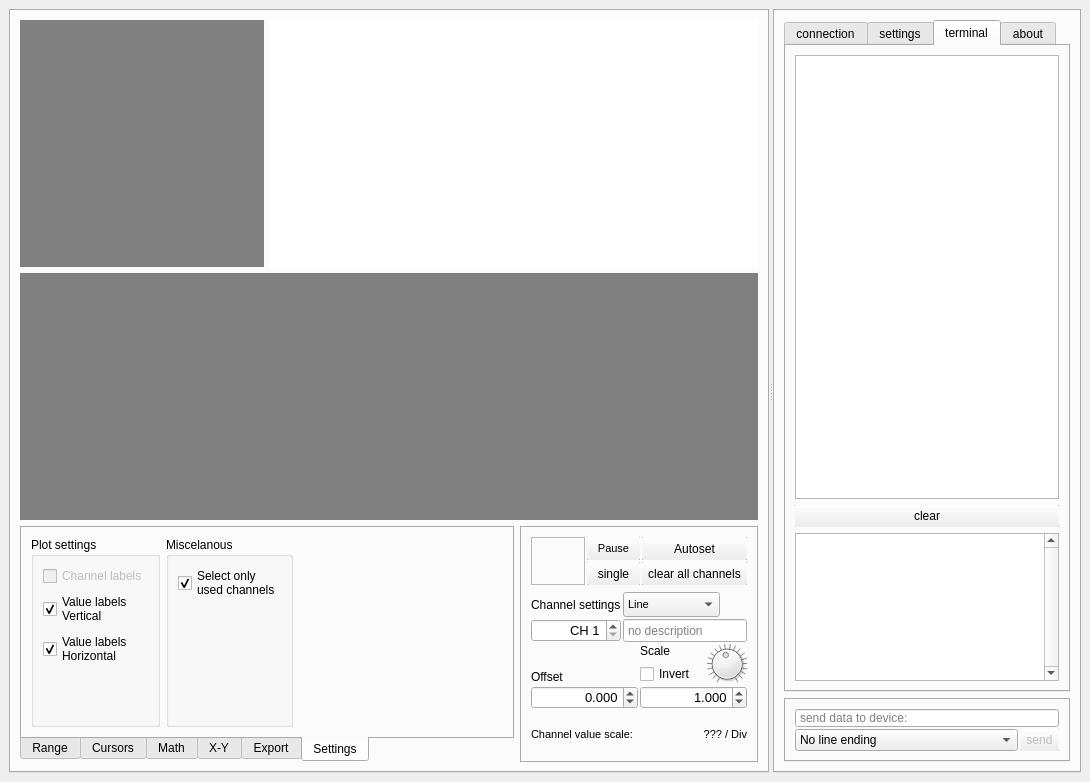
jirimaier/DataPlotter, file mainwindow.ui: the form before one commit.
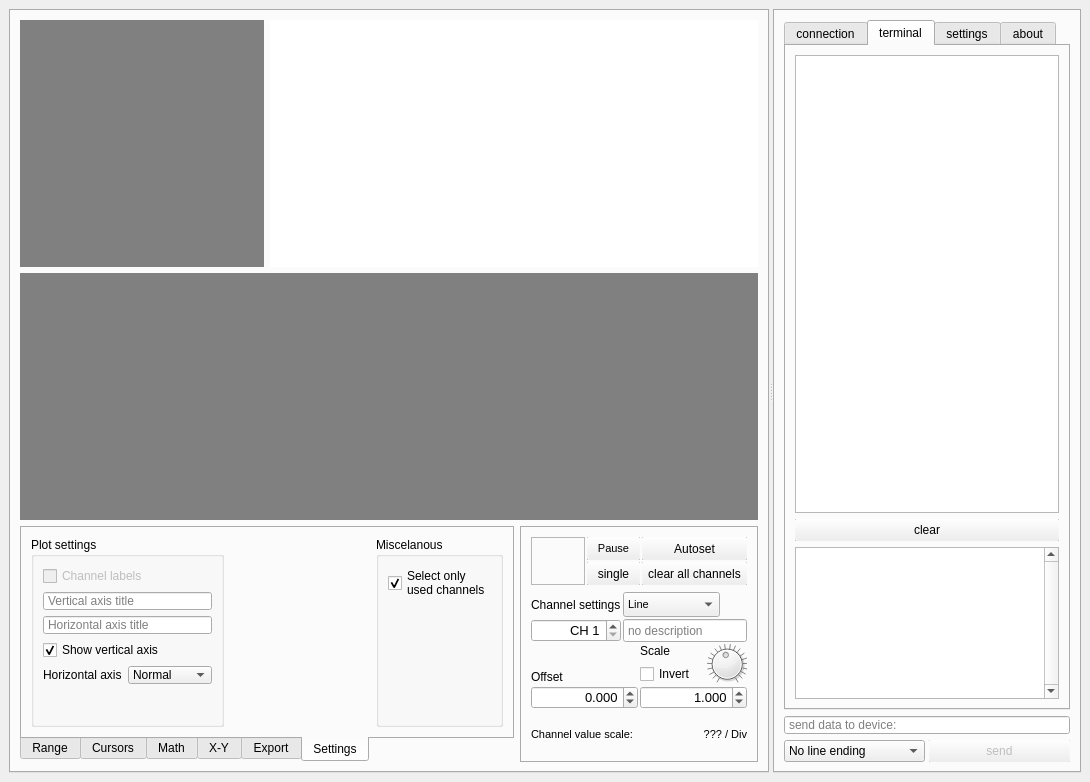
The form after the commit. The open tabs and pages were chosen to show the change. Icons and pictures are not drawn. Custom widgets are drawn as their Qt base class.

Patch:
```diff
--- a/mainwindow.ui
+++ b/mainwindow.ui
@@ -57,19 +57,6 @@
         <layout class="QVBoxLayout" name="verticalLayout_10">
          <item>
           <layout class="QGridLayout" name="gridLayout_7">
-           <item row="0" column="0">
-            <widget class="MyXYPlot" name="plotxy" native="true">
-             <property name="sizePolicy">
-              <sizepolicy hsizetype="Expanding" vsizetype="Expanding">
-               <horstretch>1</horstretch>
-               <verstretch>1</verstretch>
-              </sizepolicy>
-             </property>
-             <property name="styleSheet">
-              <string notr="true">background-color:gray;</string>
-             </property>
-            </widget>
-           </item>
            <item row="0" column="1">
             <widget class="QWidget" name="plotfft" native="true">
              <property name="sizePolicy">
@@ -83,6 +70,19 @@
              </property>
             </widget>
            </item>
+           <item row="0" column="0">
+            <widget class="MyXYPlot" name="plotxy" native="true">
+             <property name="sizePolicy">
+              <sizepolicy hsizetype="Expanding" vsizetype="Expanding">
+               <horstretch>1</horstretch>
+               <verstretch>1</verstretch>
+              </sizepolicy>
+             </property>
+             <property name="styleSheet">
+              <string notr="true">background-color:gray;</string>
+             </property>
+            </widget>
+           </item>
            <item row="1" column="0" colspan="2">
             <widget class="MyMainPlot" name="plot" native="true">
              <property name="sizePolicy">
@@ -472,16 +472,16 @@
                          <number>2</number>
                         </property>
                         <property name="leftMargin">
-                         <number>2</number>
+                         <number>4</number>
                         </property>
                         <property name="topMargin">
                          <number>2</number>
                         </property>
                         <property name="rightMargin">
-                         <number>2</number>
+                         <number>4</number>
                         </property>
                         <property name="bottomMargin">
-                         <number>2</number>
+                         <number>4</number>
                         </property>
                         <item>
                          <widget class="QComboBox" name="comboBoxPlotRangeType">
@@ -575,16 +575,16 @@
                          <number>2</number>
                         </property>
                         <property name="leftMargin">
-                         <number>2</number>
+                         <number>4</number>
                         </property>
                         <property name="topMargin">
                          <number>2</number>
                         </property>
                         <property name="rightMargin">
-                         <number>2</number>
+                         <number>4</number>
                         </property>
                         <property name="bottomMargin">
-                         <number>2</number>
+                         <number>4</number>
                         </property>
                         <item>
                          <widget class="QDoubleSpinBox" name="doubleSpinBoxRangeHorizontal">
@@ -923,7 +923,7 @@
               <attribute name="title">
                <string>Cursors</string>
               </attribute>
-              <layout class="QHBoxLayout" name="horizontalLayout_21">
+              <layout class="QHBoxLayout" name="horizontalLayout_25">
                <item>
                 <layout class="QHBoxLayout" name="horizontalLayout_22">
                  <item>
@@ -997,7 +997,7 @@
                 </layout>
                </item>
                <item>
-                <layout class="QVBoxLayout" name="verticalLayout_29">
+                <layout class="QVBoxLayout" name="verticalLayout_40">
                  <item>
                   <layout class="QVBoxLayout" name="verticalLayout_23">
                    <item>
@@ -1059,6 +1059,10 @@
                   </layout>
                  </item>
                  <item>
+                  <layout class="QHBoxLayout" name="horizontalLayout_21">
+                   <item>
+                    <layout class="QVBoxLayout" name="verticalLayout_29">
+                     <item>
                   <layout class="QHBoxLayout" name="horizontalLayout_4">
                    <item>
                     <layout class="QVBoxLayout" name="verticalLayout_21">
@@ -1094,7 +1098,7 @@
                         </font>
                        </property>
                        <property name="text">
-                        <string>dY: 0</string>
+                            <string>dY: 0.000</string>
                        </property>
                       </widget>
                      </item>
@@ -1103,10 +1107,13 @@
                        <property name="orientation">
                         <enum>Qt::Vertical</enum>
                        </property>
+                           <property name="sizeType">
+                            <enum>QSizePolicy::Preferred</enum>
+                           </property>
                        <property name="sizeHint" stdset="0">
                         <size>
                          <width>20</width>
-                         <height>40</height>
+                             <height>5</height>
                         </size>
                        </property>
                       </spacer>
@@ -1147,7 +1154,7 @@
                         </font>
                        </property>
                        <property name="text">
-                        <string>dX: 0</string>
+                            <string>dX: 0.000</string>
                        </property>
                       </widget>
                      </item>
@@ -1156,10 +1163,45 @@
                        <property name="orientation">
                         <enum>Qt::Vertical</enum>
                        </property>
+                           <property name="sizeType">
+                            <enum>QSizePolicy::Preferred</enum>
+                           </property>
                        <property name="sizeHint" stdset="0">
                         <size>
                          <width>20</width>
-                         <height>40</height>
+                             <height>5</height>
+                            </size>
+                           </property>
+                          </spacer>
+                         </item>
+                        </layout>
+                       </item>
+                      </layout>
+                     </item>
+                     <item>
+                      <widget class="QLabel" name="labelCursorFX">
+                       <property name="font">
+                        <font>
+                         <pointsize>10</pointsize>
+                        </font>
+                       </property>
+                       <property name="text">
+                        <string>1/dX: 0.000</string>
+                       </property>
+                       <property name="alignment">
+                        <set>Qt::AlignRight|Qt::AlignTrailing|Qt::AlignVCenter</set>
+                       </property>
+                      </widget>
+                     </item>
+                     <item>
+                      <spacer name="verticalSpacer_16">
+                       <property name="orientation">
+                        <enum>Qt::Vertical</enum>
+                       </property>
+                       <property name="sizeHint" stdset="0">
+                        <size>
+                         <width>20</width>
+                         <height>5</height>
                         </size>
                        </property>
                       </spacer>
@@ -1173,7 +1215,7 @@
                      </property>
                      <property name="sizeHint" stdset="0">
                       <size>
-                       <width>156</width>
+                       <width>50</width>
                        <height>20</height>
                       </size>
                      </property>
@@ -1844,7 +1886,7 @@
               <attribute name="title">
                <string>Export</string>
               </attribute>
-              <layout class="QHBoxLayout" name="horizontalLayout_24">
+              <layout class="QHBoxLayout" name="horizontalLayout_24" stretch="0,0,1">
                <item>
                 <layout class="QVBoxLayout" name="verticalLayout_4">
                  <item>
@@ -1935,14 +1977,14 @@
                   </widget>
                  </item>
                  <item>
-                  <widget class="QCheckBox" name="checkBoxCSVOnlyInView">
+                  <widget class="QCheckBox" name="checkBoxCSVVRO">
                    <property name="text">
                     <string>Only viewed area</string>
                    </property>
                   </widget>
                  </item>
                  <item>
-                  <widget class="QCheckBox" name="checkBoxCSVoffsets">
+                  <widget class="QCheckBox" name="checkBoxCSVIOS">
                    <property name="text">
                     <string>Include offsets and scales</string>
                    </property>
@@ -1978,6 +2020,19 @@
                     </property>
                    </widget>
                   </item>
+                  <item>
+                   <spacer name="verticalSpacer_17">
+                    <property name="orientation">
+                     <enum>Qt::Vertical</enum>
+                    </property>
+                    <property name="sizeHint" stdset="0">
+                     <size>
+                      <width>20</width>
+                      <height>40</height>
+                     </size>
+                    </property>
+                   </spacer>
+                  </item>
                  </layout>
                 </widget>
                </item>
@@ -2000,7 +2055,7 @@
               <attribute name="title">
                <string>Settings</string>
               </attribute>
-              <layout class="QHBoxLayout" name="horizontalLayout_23">
+              <layout class="QHBoxLayout" name="horizontalLayout_23" stretch="0,1,0">
                <item>
                 <widget class="QGroupBox" name="groupBox_5">
                  <property name="title">
@@ -2008,7 +2063,7 @@
                  </property>
                  <layout class="QVBoxLayout" name="verticalLayout_25">
                   <item>
-                   <widget class="QCheckBox" name="checkBox">
+                   <widget class="QCheckBox" name="checkBoxChLabel">
                     <property name="enabled">
                      <bool>false</bool>
                     </property>
@@ -2017,6 +2072,20 @@
                     </property>
                    </widget>
                   </item>
+                  <item>
+                   <widget class="QLineEdit" name="lineEditVtitle">
+                    <property name="placeholderText">
+                     <string>Vertical axis title</string>
+                    </property>
+                   </widget>
+                  </item>
+                  <item>
+                   <widget class="QLineEdit" name="lineEditHtitle">
+                    <property name="placeholderText">
+                     <string>Horizontal axis title</string>
+                    </property>
+                   </widget>
+                  </item>
                   <item>
                    <widget class="QCheckBox" name="checkBoxVerticalValues">
                     <property name="sizePolicy">
@@ -2026,8 +2095,7 @@
                      </sizepolicy>
                     </property>
                     <property name="text">
-                     <string>Value labels
-Vertical</string>
+                     <string>Show vertical axis</string>
                     </property>
                     <property name="iconSize">
                      <size>
@@ -2041,15 +2109,42 @@
                    </widget>
                   </item>
                   <item>
-                   <widget class="QCheckBox" name="checkBoxHorizontalValues">
+                   <layout class="QHBoxLayout" name="horizontalLayout_38">
+                    <item>
+                     <widget class="QLabel" name="label_16">
                     <property name="text">
-                     <string>Value labels
-Horizontal</string>
-                    </property>
-                    <property name="checked">
-                     <bool>true</bool>
-                    </property>
-                   </widget>
+                       <string>Horizontal axis</string>
+                      </property>
+                     </widget>
+                    </item>
+                    <item>
+                     <widget class="QComboBox" name="comboBoxHAxisType">
+                      <property name="currentIndex">
+                       <number>1</number>
+                      </property>
+                      <item>
+                       <property name="text">
+                        <string>Hidden</string>
+                       </property>
+                      </item>
+                      <item>
+                       <property name="text">
+                        <string>Normal</string>
+                       </property>
+                      </item>
+                      <item>
+                       <property name="text">
+                        <string>MM:SS</string>
+                       </property>
+                      </item>
+                      <item>
+                       <property name="text">
+                        <string>HH:MM:SS</string>
+                       </property>
+                      </item>
+                     </widget>
+                    </item>
+                   </layout>
                   </item>
                   <item>
                    <spacer name="verticalSpacer_10">
@@ -2067,6 +2162,19 @@
                  </layout>
                 </widget>
                </item>
+               <item>
+                <spacer name="horizontalSpacer_4">
+                 <property name="orientation">
+                  <enum>Qt::Horizontal</enum>
+                 </property>
+                 <property name="sizeHint" stdset="0">
+                  <size>
+                   <width>40</width>
+                   <height>20</height>
+                  </size>
+                 </property>
+                </spacer>
+               </item>
                <item>
                 <widget class="QGroupBox" name="groupBox_13">
                  <property name="title">
@@ -2100,19 +2208,6 @@
                  </layout>
                 </widget>
                </item>
-               <item>
-                <spacer name="horizontalSpacer_4">
-                 <property name="orientation">
-                  <enum>Qt::Horizontal</enum>
-                 </property>
-                 <property name="sizeHint" stdset="0">
-                  <size>
-                   <width>40</width>
-                   <height>20</height>
-                  </size>
-                 </property>
-                </spacer>
-               </item>
               </layout>
              </widget>
             </widget>
@@ -2786,7 +2881,7 @@
             </size>
            </property>
            <property name="currentIndex">
-            <number>0</number>
+            <number>2</number>
            </property>
            <property name="usesScrollButtons">
             <bool>false</bool>
@@ -3371,6 +3466,117 @@
              </item>
             </layout>
            </widget>
+           <widget class="QWidget" name="tab_9">
+            <attribute name="title">
+             <string>terminal</string>
+            </attribute>
+            <layout class="QVBoxLayout" name="verticalLayout_20">
+             <item>
+              <widget class="MyTerminal" name="myTerminal">
+               <property name="enabled">
+                <bool>true</bool>
+               </property>
+               <property name="sizePolicy">
+                <sizepolicy hsizetype="Expanding" vsizetype="Expanding">
+                 <horstretch>0</horstretch>
+                 <verstretch>3</verstretch>
+                </sizepolicy>
+               </property>
+               <property name="minimumSize">
+                <size>
+                 <width>0</width>
+                 <height>0</height>
+                </size>
+               </property>
+               <property name="font">
+                <font>
+                 <family>Courier New</family>
+                 <pointsize>18</pointsize>
+                </font>
+               </property>
+               <property name="focusPolicy">
+                <enum>Qt::NoFocus</enum>
+               </property>
+               <property name="contextMenuPolicy">
+                <enum>Qt::NoContextMenu</enum>
+               </property>
+               <property name="autoScroll">
+                <bool>false</bool>
+               </property>
+               <property name="editTriggers">
+                <set>QAbstractItemView::NoEditTriggers</set>
+               </property>
+               <property name="selectionMode">
+                <enum>QAbstractItemView::NoSelection</enum>
+               </property>
+               <property name="showGrid">
+                <bool>false</bool>
+               </property>
+               <property name="gridStyle">
+                <enum>Qt::DotLine</enum>
+               </property>
+               <property name="rowCount">
+                <number>1</number>
+               </property>
+               <property name="columnCount">
+                <number>1</number>
+               </property>
+               <attribute name="horizontalHeaderVisible">
+                <bool>false</bool>
+               </attribute>
+               <attribute name="horizontalHeaderMinimumSectionSize">
+                <number>18</number>
+               </attribute>
+               <attribute name="horizontalHeaderDefaultSectionSize">
+                <number>18</number>
+               </attribute>
+               <attribute name="verticalHeaderVisible">
+                <bool>false</bool>
+               </attribute>
+               <attribute name="verticalHeaderMinimumSectionSize">
+                <number>25</number>
+               </attribute>
+               <attribute name="verticalHeaderDefaultSectionSize">
+                <number>25</number>
+               </attribute>
+               <row/>
+               <column/>
+              </widget>
+             </item>
+             <item>
+              <widget class="QPushButton" name="pushButton">
+               <property name="text">
+                <string>clear</string>
+               </property>
+              </widget>
+             </item>
+             <item>
+              <widget class="QTextEdit" name="textEditMessages">
+               <property name="sizePolicy">
+                <sizepolicy hsizetype="Expanding" vsizetype="Expanding">
+                 <horstretch>0</horstretch>
+                 <verstretch>1</verstretch>
+                </sizepolicy>
+               </property>
+               <property name="maximumSize">
+                <size>
+                 <width>16777215</width>
+                 <height>16777215</height>
+                </size>
+               </property>
+               <property name="verticalScrollBarPolicy">
+                <enum>Qt::ScrollBarAlwaysOn</enum>
+               </property>
+               <property name="tabChangesFocus">
+                <bool>true</bool>
+               </property>
+               <property name="readOnly">
+                <bool>true</bool>
+               </property>
+              </widget>
+             </item>
+            </layout>
+           </widget>
            <widget class="QWidget" name="tab_8">
             <attribute name="title">
              <string>settings</string>
@@ -3529,117 +3735,6 @@
              </item>
             </layout>
            </widget>
-           <widget class="QWidget" name="tab_9">
-            <attribute name="title">
-             <string>terminal</string>
-            </attribute>
-            <layout class="QVBoxLayout" name="verticalLayout_20">
-             <item>
-              <widget class="MyTerminal" name="myTerminal">
-               <property name="enabled">
-                <bool>true</bool>
-               </property>
-               <property name="sizePolicy">
-                <sizepolicy hsizetype="Expanding" vsizetype="Expanding">
-                 <horstretch>0</horstretch>
-                 <verstretch>3</verstretch>
-                </sizepolicy>
-               </property>
-               <property name="minimumSize">
-                <size>
-                 <width>0</width>
-                 <height>0</height>
-                </size>
-               </property>
-               <property name="font">
-                <font>
-                 <family>Courier New</family>
-                 <pointsize>18</pointsize>
-                </font>
-               </property>
-               <property name="focusPolicy">
-                <enum>Qt::NoFocus</enum>
-               </property>
-               <property name="contextMenuPolicy">
-                <enum>Qt::NoContextMenu</enum>
-               </property>
-               <property name="autoScroll">
-                <bool>false</bool>
-               </property>
-               <property name="editTriggers">
-                <set>QAbstractItemView::NoEditTriggers</set>
-               </property>
-               <property name="selectionMode">
-                <enum>QAbstractItemView::NoSelection</enum>
-               </property>
-               <property name="showGrid">
-                <bool>false</bool>
-               </property>
-               <property name="gridStyle">
-                <enum>Qt::DotLine</enum>
-               </property>
-               <property name="rowCount">
-                <number>1</number>
-               </property>
-               <property name="columnCount">
-                <number>1</number>
-               </property>
-               <attribute name="horizontalHeaderVisible">
-                <bool>false</bool>
-               </attribute>
-               <attribute name="horizontalHeaderMinimumSectionSize">
-                <number>18</number>
-               </attribute>
-               <attribute name="horizontalHeaderDefaultSectionSize">
-                <number>18</number>
-               </attribute>
-               <attribute name="verticalHeaderVisible">
-                <bool>false</bool>
-               </attribute>
-               <attribute name="verticalHeaderMinimumSectionSize">
-                <number>25</number>
-               </attribute>
-               <attribute name="verticalHeaderDefaultSectionSize">
-                <number>25</number>
-               </attribute>
-               <row/>
-               <column/>
-              </widget>
-             </item>
-             <item>
-              <widget class="QPushButton" name="pushButton">
-               <property name="text">
-                <string>clear</string>
-               </property>
-              </widget>
-             </item>
-             <item>
-              <widget class="QTextEdit" name="textEditMessages">
-               <property name="sizePolicy">
-                <sizepolicy hsizetype="Expanding" vsizetype="Expanding">
-                 <horstretch>0</horstretch>
-                 <verstretch>1</verstretch>
-                </sizepolicy>
-               </property>
-               <property name="maximumSize">
-                <size>
-                 <width>16777215</width>
-                 <height>16777215</height>
-                </size>
-               </property>
-               <property name="verticalScrollBarPolicy">
-                <enum>Qt::ScrollBarAlwaysOn</enum>
-               </property>
-               <property name="tabChangesFocus">
-                <bool>true</bool>
-               </property>
-               <property name="readOnly">
-                <bool>true</bool>
-               </property>
-              </widget>
-             </item>
-            </layout>
-           </widget>
            <widget class="QWidget" name="tab_3">
             <attribute name="title">
              <string>about</string>
@@ -3728,23 +3823,7 @@
           </widget>
          </item>
          <item>
-          <widget class="QTabWidget" name="tabWidget_3">
-           <property name="currentIndex">
-            <number>0</number>
-           </property>
-           <property name="tabBarAutoHide">
-            <bool>true</bool>
-           </property>
-           <widget class="QWidget" name="tab_14">
-            <attribute name="title">
-             <string>Tab 1</string>
-            </attribute>
-            <layout class="QVBoxLayout" name="verticalLayout_31">
-             <item>
               <layout class="QVBoxLayout" name="verticalLayout_12">
-               <property name="spacing">
-                <number>2</number>
-               </property>
                <item>
                 <widget class="QLineEdit" name="lineEditCommand">
                  <property name="enabled">
@@ -3756,9 +3835,9 @@
                 </widget>
                </item>
                <item>
-                <layout class="QHBoxLayout" name="horizontalLayout_34" stretch="1,0">
+            <layout class="QHBoxLayout" name="horizontalLayout_17">
                  <property name="spacing">
-                  <number>2</number>
+              <number>4</number>
                  </property>
                  <item>
                   <widget class="QComboBox" name="comboBoxLineEnding">
@@ -3771,12 +3850,6 @@
                      <verstretch>0</verstretch>
                     </sizepolicy>
                    </property>
-                   <property name="minimumSize">
-                    <size>
-                     <width>0</width>
-                     <height>0</height>
-                    </size>
-                   </property>
                    <item>
                     <property name="text">
                      <string>No line ending</string>
@@ -3810,6 +3883,12 @@
                      <verstretch>0</verstretch>
                     </sizepolicy>
                    </property>
+               <property name="maximumSize">
+                <size>
+                 <width>16777215</width>
+                 <height>16777215</height>
+                </size>
+               </property>
                    <property name="text">
                     <string>send</string>
                    </property>
@@ -3822,10 +3901,6 @@
             </layout>
            </widget>
           </widget>
-         </item>
-        </layout>
-       </widget>
-      </widget>
      </widget>
     </item>
    </layout>
```
Left out of the diff: 32 changed lines with no effect on the pictures. Lines whose indentation alone changed are shown as unchanged.
